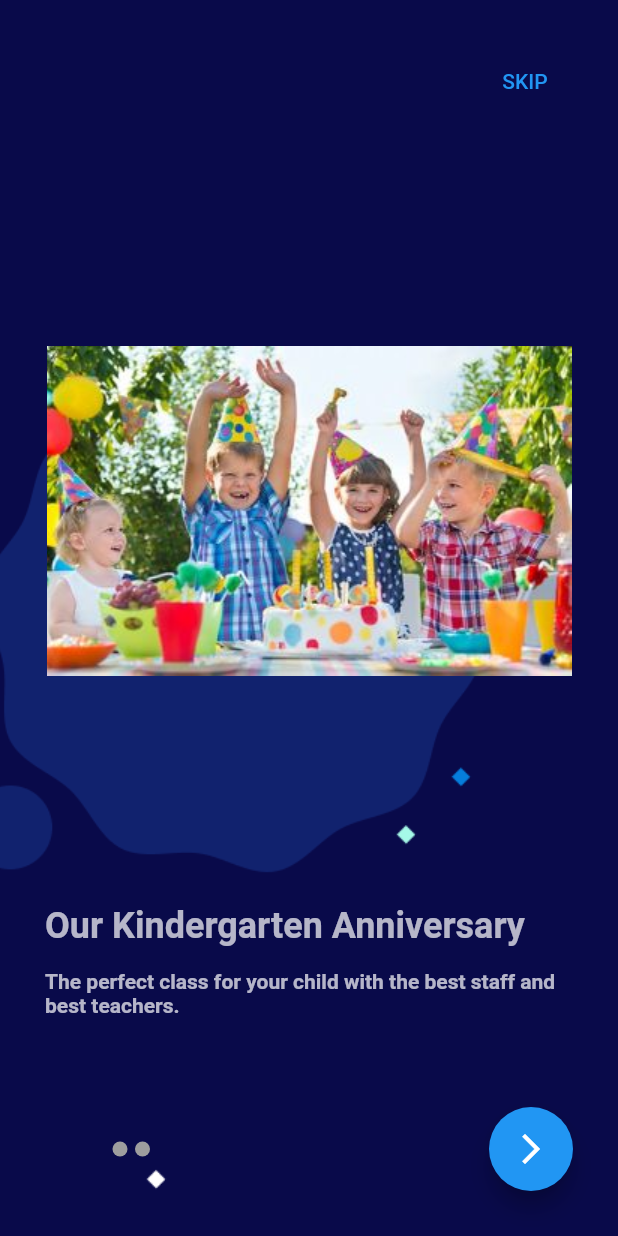
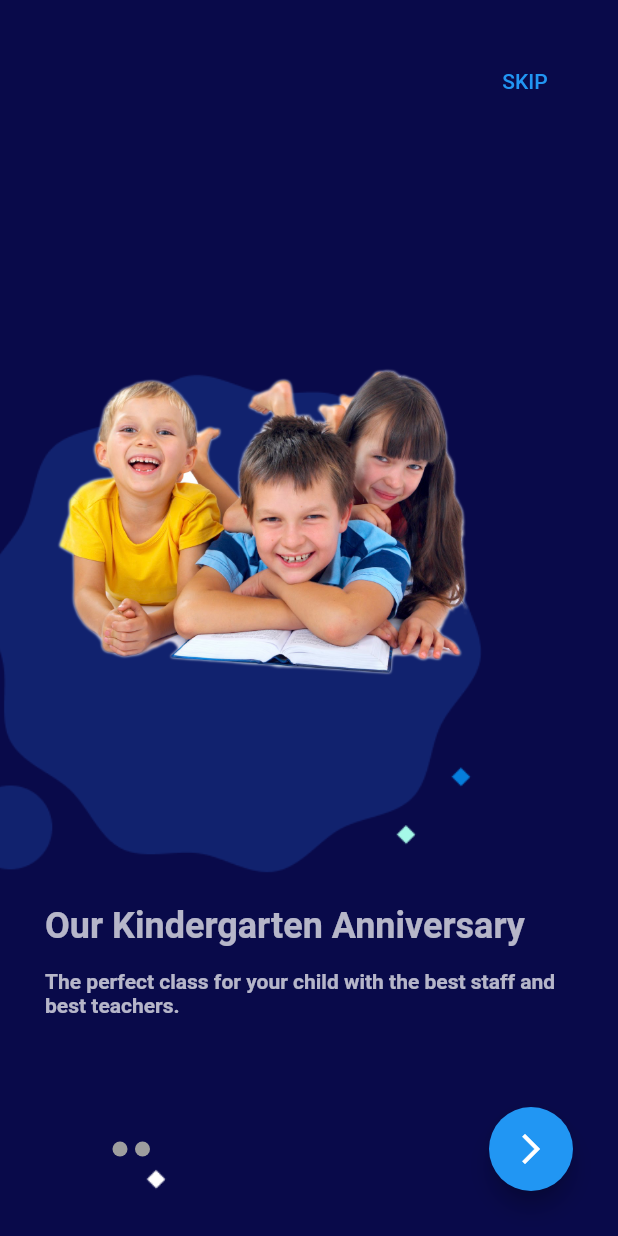
Before and after one commit to Ali-2001-Eg/smarty, a Flutter app: the screen it shows after launch, on a phone screen of 412 x 824 dp. Run offline on Flutter 3.47's test engine with Material 2 defaults, Android fonts, the light colour scheme and no system bars; drawn by our look-alikes of smooth_page_indicator; our stand-ins replace animated_text_kit, get, shared_preferences.

Commit message:
on_boarding update

```diff
--- a/lib/main.dart
+++ b/lib/main.dart
@@ -15,10 +15,9 @@ void main() async{
   WidgetsFlutterBinding.ensureInitialized();
   await CacheHelper.init();
   //to remove local storage
-  /*
   CacheHelper.clearData(key: 'token');
   CacheHelper.clearData(key: 'onBoarding');
-  CacheHelper.clearData(key: 'getStarted');*/
+  CacheHelper.clearData(key: 'getStarted');
   //to remove status bar
   SystemChrome.setEnabledSystemUIOverlays([
     SystemUiOverlay.bottom,
--- a/lib/on_boarding/on_boarding_page.dart
+++ b/lib/on_boarding/on_boarding_page.dart
@@ -136,7 +136,7 @@ Widget buildBoardingItem(BoardingModel model,context) => Column(
       children: [
         Expanded(
           child: Container(
-            height: MediaQuery.of(context).size.height/3,
+
               decoration: BoxDecoration(
                 borderRadius: BorderRadius.circular(30),
             image:  DecorationImage(
```
Also changed, not shown: assets/images/on_boarding_1.png, assets/images/on_boarding_2.png, assets/images/on_boarding_3.png.
